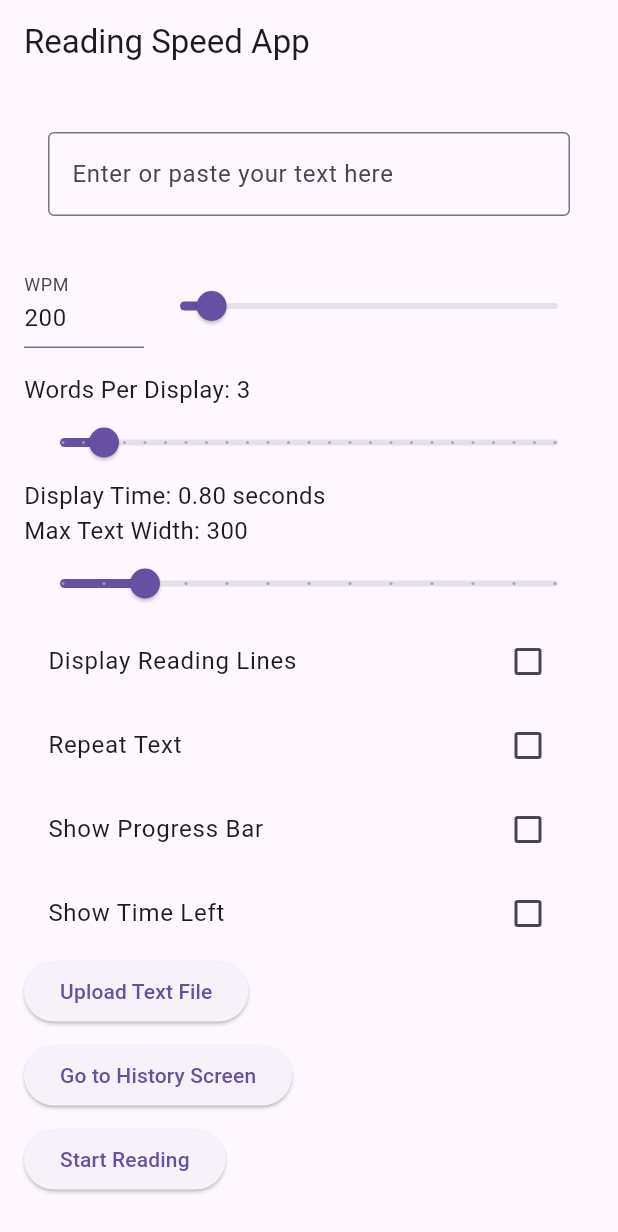
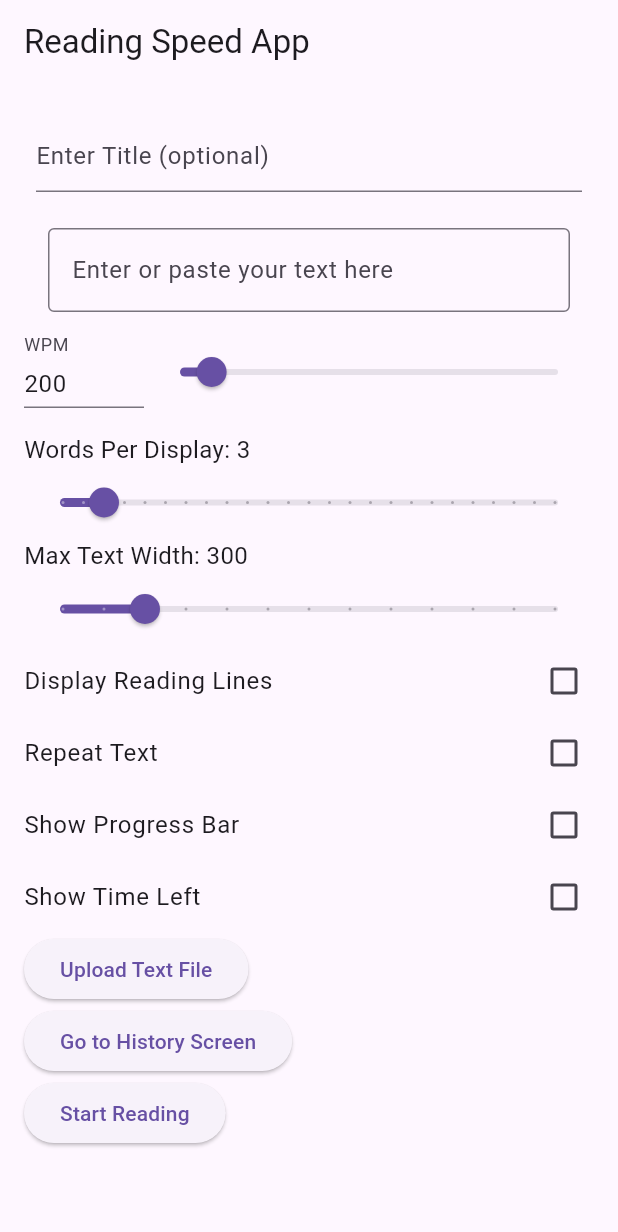
Before and after one commit to Gorm2303/Rapid-serial-visual-presentation, a Flutter app: the screen it shows after launch, after a tap on "Start Reading", on a phone screen of 412 x 824 dp. Shown: the top 1232 px of the screen. Run offline on Flutter 3.47's test engine with Material 3 defaults, Android fonts, the phone set to English and light mode, and no system bars; our stand-ins replace file_picker, shared_preferences.

Commit message:
Refactored home_screen

```diff
--- a/rsvp_app/lib/providers/text_provider.dart
+++ b/rsvp_app/lib/providers/text_provider.dart
@@ -143,28 +143,6 @@ ReadingText _currentReadingText = ReadingText(
     notifyListeners();
   }
 
-  // Move to next chunk
-  void nextChunk() {
-    if (_currentChunkIndex < _textChunks.length - 1) {
-      _currentChunkIndex++;
-    } else if (_currentReadingText.repeatText) {
-      _currentChunkIndex = 0;  // Repeat text from the start
-    } else {
-      stopReading();
-    }
-    _updateHistory();
-    _safeNotifyListeners();
-  }
-
-  // Move to previous chunk
-  void previousChunk() {
-    if (_currentChunkIndex > 0) {
-      _currentChunkIndex--;
-    }
-    _updateHistory();
-    _safeNotifyListeners();
-  }
-
   // Split text into chunks
   void _splitTextIntoChunks() {
     _textChunks = _textSplitter.splitTextIntoChunks(_currentReadingText.fullText, _currentReadingText.wordsPerDisplay);
--- a/rsvp_app/lib/screens/history_screen.dart
+++ b/rsvp_app/lib/screens/history_screen.dart
@@ -32,10 +32,15 @@ class HistoryScreen extends StatelessWidget {
               // Set the stored ReadingText from the HistoryEntry to the TextProvider
               textProvider.setReadingText(entry.readingText);
 
-              // Set the reading progress to continue from where it left off
-              textProvider.setCurrentChunkIndexFromPeriod(entry.progress);
+              // If progress is 100% or more, restart from the beginning
+              if (entry.progress >= 1.0) {
+                textProvider.restartFromBeginning();
+              } else {
+                // Otherwise, set the reading progress to continue from where it left off
+                textProvider.setCurrentChunkIndexFromPeriod(entry.progress);
+              }
 
-              // Start reading from where it left off
+              // Start reading
               textProvider.startReading();
 
               // Navigate to the ReadingScreen
--- a/rsvp_app/lib/screens/home_screen.dart
+++ b/rsvp_app/lib/screens/home_screen.dart
@@ -3,7 +3,7 @@ import 'package:provider/provider.dart';
 import 'package:rsvp_app/models/reading_text.dart';
 import 'package:rsvp_app/providers/text_provider.dart';
 import 'package:rsvp_app/screens/reading_screen.dart';
-import '../widgets/text_input_widget.dart';
+import 'package:rsvp_app/widgets/text_input_widget.dart';
 import '../services/file_service.dart';
 import '../widgets/wpm_slider_widget.dart';
 
@@ -18,41 +18,44 @@ class HomeScreen extends StatefulWidget {
 
 class _HomeScreenState extends State<HomeScreen> {
   late TextEditingController _textController;
+  late TextEditingController _titleController;
   final FileService _fileService = FileService();
 
-  double _maxTextWidth = 300;  // Default value for maxWidth
-  int _wpm = 200;  // Default Words Per Minute
-  int _wordsPerDisplay = 3;  // Default Words Per Display
-  bool _displayReadingLines = false;  // Default Display Reading Lines
-  bool _repeatText = false;  // Default Repeat Text
-  bool _displayProgressBar = false;  // Default Show Progress Bar
-  bool _displayTimeLeft = false;  // Default Show Time Left Text
-  ReadingText? _editingReadingText;  // This will hold the state for readingText
+  double _maxTextWidth = 300;
+  int _wpm = 200;
+  int _wordsPerDisplay = 3;
+  bool _displayReadingLines = false;
+  bool _repeatText = false;
+  bool _displayProgressBar = false;
+  bool _displayTimeLeft = false;
+  ReadingText? _editingReadingText;
 
   @override
   void initState() {
     super.initState();
 
-    // Set initial text and maxWidth from widget.readingText or defaults
-    _editingReadingText = widget.readingText;  // Manage the mutable readingText state here
+    _initializeReadingTextState();
+  }
+
+  void _initializeReadingTextState() {
+    _editingReadingText = widget.readingText;
     _textController = TextEditingController(
       text: _editingReadingText?.fullText ?? '',
     );
-
-    // Initialize settings from readingText or use default values
+    _titleController = TextEditingController(
+      text: _editingReadingText?.title ?? '',
+    );
     _maxTextWidth = _editingReadingText?.maxTextWidth ?? 300;
     _wpm = _editingReadingText?.wpm ?? 200;
     _wordsPerDisplay = _editingReadingText?.wordsPerDisplay ?? 3;
     _displayReadingLines = _editingReadingText?.displayReadingLines ?? false;
     _repeatText = _editingReadingText?.repeatText ?? false;
-    _displayProgressBar = widget.readingText?.displayProgressBar ?? false;
-    _displayTimeLeft = widget.readingText?.displayTimeLeft ?? false;
+    _displayProgressBar = _editingReadingText?.displayProgressBar ?? false;
+    _displayTimeLeft = _editingReadingText?.displayTimeLeft ?? false;
   }
 
   @override
   Widget build(BuildContext context) {
-    final textProvider = Provider.of<TextProvider>(context);
-
     return Scaffold(
       appBar: AppBar(title: const Text('Reading Speed App')),
       body: Padding(
@@ -63,18 +66,53 @@ class _HomeScreenState extends State<HomeScreen> {
             child: Column(
               crossAxisAlignment: CrossAxisAlignment.start,
               children: [
-                Flexible(
+                _buildTitleInput(),
+                _buildTextInput(),
+                _buildWPMSlider(),
+                _buildDisplaySettings(),
+                _buildCheckBoxes(),
+                _buildFileUploadButton(),
+                _buildHistoryButton(),
+                _buildStartReadingButton(),
+              ],
+            ),
+          ),
+        ),
+      ),
+    );
+  }
+
+  // Title input widget
+  Widget _buildTitleInput() {
+    return Padding(
+      padding: const EdgeInsets.all(8.0),
+      child: TextField(
+        controller: _titleController,
+        decoration: const InputDecoration(
+          labelText: 'Enter Title (optional)',
+          hintText: 'Enter a title for your text',
+          contentPadding: EdgeInsets.zero,  // Reduced padding inside the TextField
+        ),
+      ),
+    );
+  }
+
+  // Main text input widget
+  Widget _buildTextInput() {
+    return Flexible(
       fit: FlexFit.loose,
       child: Padding(
         padding: const EdgeInsets.all(8.0),
         child: TextInputWidget(controller: _textController),
       ),
-                ),
-                const SizedBox(height: 16),
+    );
+  }
 
-                WPMSliderWidget(
-                  initialWpm: _wpm,  // Use local variable instead of textProvider
-                  initialWordsPerDisplay: _wordsPerDisplay,  // Use local variable instead of textProvider
+  // WPM slider widget
+  Widget _buildWPMSlider() {
+    return WPMSliderWidget(
+      initialWpm: _wpm,
+      initialWordsPerDisplay: _wordsPerDisplay,
       onWPMChanged: (newWPM) {
         setState(() {
           _wpm = newWPM;
@@ -85,24 +123,17 @@ class _HomeScreenState extends State<HomeScreen> {
           _wordsPerDisplay = newWordsCount;
         });
       },
-                ),
+    );
+  }
 
-                Consumer<TextProvider>(
-                  builder: (context, textProvider, child) {
+  // Display settings widget (progress bar, time left, reading lines)
+  Widget _buildDisplaySettings() {
     return Column(
       crossAxisAlignment: CrossAxisAlignment.start,
       children: [
         Text(
-                          'Display Time: ${textProvider.displayTime.toStringAsFixed(2)} seconds',
-                          style: const TextStyle(fontSize: 16),
-                        ),
-                        Text(
           'Max Text Width: ${_maxTextWidth.toStringAsFixed(0)}',
           style: const TextStyle(fontSize: 16),
-                        ),
-                      ],
-                    );
-                  },
         ),
         Slider(
           value: _maxTextWidth,
@@ -116,58 +147,52 @@ class _HomeScreenState extends State<HomeScreen> {
             });
           },
         ),
+      ],
+    );
+  }
 
-                CheckboxListTile(
-                  title: const Text('Display Reading Lines'),
-                  value: _displayReadingLines,  // Use local variable
-                  onChanged: (bool? value) {
-                    if (value != null) {
+  // Checkboxes for display settings
+  Widget _buildCheckBoxes() {
+    return Column(
+      children: [
+        _buildCheckbox('Display Reading Lines', _displayReadingLines, (bool? value) {
           setState(() {
-                        _displayReadingLines = value;
+            _displayReadingLines = value ?? false;
           });
+        }),
+        _buildCheckbox('Repeat Text', _repeatText, (bool? value) {
+          setState(() {
+            _repeatText = value ?? false;
+          });
+        }),
+        _buildCheckbox('Show Progress Bar', _displayProgressBar, (bool? value) {
+          setState(() {
+            _displayProgressBar = value ?? false;
+          });
+        }),
+        _buildCheckbox('Show Time Left', _displayTimeLeft, (bool? value) {
+          setState(() {
+            _displayTimeLeft = value ?? false;
+          });
+        }),
+      ],
+    );
   }
-                  },
-                ),
 
-                CheckboxListTile(
-                  title: const Text('Repeat Text'),
-                  value: _repeatText,  // Use local variable
-                  onChanged: (bool? value) {
-                    if (value != null) {
-                      setState(() {
-                        _repeatText = value;
-                      });
+  // General checkbox widget
+  Widget _buildCheckbox(String title, bool value, Function(bool?) onChanged) {
+    return CheckboxListTile(
+      title: Text(title),
+      value: value,
+      onChanged: onChanged,
+      visualDensity: VisualDensity.compact,  // Makes the checkbox height smaller
+      contentPadding: EdgeInsets.zero,  // Optional: Removes additional padding for even more compactness
+    );
   }
-                  },
-                ),
 
-                // Checkbox for displaying the progress bar
-                CheckboxListTile(
-                  title: const Text('Show Progress Bar'),
-                  value: _displayProgressBar,  // Bind to local variable
-                  onChanged: (bool? value) {
-                    if (value != null) {
-                      setState(() {
-                        _displayProgressBar = value;  // Update the local state when checked/unchecked
-                      });
-                    }
-                  },
-                ),
-
-                // Checkbox for displaying the time left text
-                CheckboxListTile(
-                  title: const Text('Show Time Left'),
-                  value: _displayTimeLeft,  // Bind to local variable
-                  onChanged: (bool? value) {
-                    if (value != null) {
-                      setState(() {
-                        _displayTimeLeft = value;  // Update the local state when checked/unchecked
-                      });
-                    }
-                  },
-                ),
-
-                ElevatedButton(
+  // File upload button
+  Widget _buildFileUploadButton() {
+    return ElevatedButton(
       onPressed: () async {
         String? fileContent = await _fileService.pickTextFile();
         if (fileContent != null) {
@@ -175,101 +200,89 @@ class _HomeScreenState extends State<HomeScreen> {
         }
       },
       child: const Text('Upload Text File'),
-                ),
+    );
+  }
 
-                const SizedBox(height: 8),
-
-                ElevatedButton(
+  // Navigate to history button
+  Widget _buildHistoryButton() {
+    return ElevatedButton(
       onPressed: () {
         Navigator.pushNamed(context, '/history');
       },
       child: const Text('Go to History Screen'),
-                ),
-
-                const SizedBox(height: 8),
-
-                ElevatedButton(
-                  onPressed: () {
-                    if (_textController.text.isEmpty) {
-                      return; // Ensure there's text in the controller
+    );
   }
 
-                    String title = '';  // Initialize the title
-
-                    // Check if the user has provided a title in the TextInputWidget
-                    if (_editingReadingText != null && _editingReadingText!.title.isNotEmpty) {
-                      title = _editingReadingText!.title;  // Use the existing title if editing and a title is provided
-                    } else {
-                      // Otherwise, derive the title from the full text content if no title is provided
-                      if (_textController.text.length < 60) {
-                        title = _textController.text;
-                      } else {
-                        title = _textController.text
-                            .substring(0, 60)
-                            .replaceAll(RegExp(r'\s+'), ' ');  // Replace multiple spaces with a single space
-                      }
+  // Start reading button
+  Widget _buildStartReadingButton() {
+    return ElevatedButton(
+      onPressed: _handleStartReading,
+      child: const Text('Start Reading'),
+    );
   }
 
+  void _handleStartReading() {
+    if (_textController.text.isEmpty) return;
+
+    final title = _titleController.text.isNotEmpty
+        ? _titleController.text
+        : (_textController.text.length < 60
+            ? _textController.text
+            : _textController.text.substring(0, 60).replaceAll(RegExp(r'\s+'), ' '));
+
     ReadingText readingText;
-
-                    // Check if we are editing an existing ReadingText or creating a new one
     if (_editingReadingText != null) {
       readingText = _editingReadingText!.copyWith(
         title: title,
         fullText: _textController.text,
-                        wpm: _wpm,  // Use local variable instead of textProvider
-                        wordsPerDisplay: _wordsPerDisplay,  // Use local variable
+        wpm: _wpm,
+        wordsPerDisplay: _wordsPerDisplay,
         maxTextWidth: _maxTextWidth,
-                        displayReadingLines: _displayReadingLines,  // Use local variable
-                        repeatText: _repeatText,  // Use local variable
-                        displayProgressBar: _displayProgressBar,  // Use local variable
-                        displayTimeLeft: _displayTimeLeft,  // Use local variable
+        displayReadingLines: _displayReadingLines,
+        repeatText: _repeatText,
+        displayProgressBar: _displayProgressBar,
+        displayTimeLeft: _displayTimeLeft,
       );
     } else {
-                      // Create a new ReadingText if not editing
       readingText = ReadingText(
         title: title,
         fullText: _textController.text,
-                        wpm: _wpm,  // Use local variable instead of textProvider
-                        wordsPerDisplay: _wordsPerDisplay,  // Use local variable
+        wpm: _wpm,
+        wordsPerDisplay: _wordsPerDisplay,
         maxTextWidth: _maxTextWidth,
-                        displayReadingLines: _displayReadingLines,  // Use local variable
-                        repeatText: _repeatText,  // Use local variable
-                        displayProgressBar: _displayProgressBar,  // Use local variable
-                        displayTimeLeft: _displayTimeLeft,  // Use local variable
+        displayReadingLines: _displayReadingLines,
+        repeatText: _repeatText,
+        displayProgressBar: _displayProgressBar,
+        displayTimeLeft: _displayTimeLeft,
       );
     }
 
+    final textProvider = Provider.of<TextProvider>(context, listen: false);
     textProvider.setReadingText(readingText);
     textProvider.startReading();
 
-                    // Clear the editing state and text field after reading starts
-                    setState(() {
-                      _editingReadingText = null;
-                    });
-                    _textController.clear();  // Clear the text field
+    _clearFields();
 
-                    // Navigate to the ReadingScreen
     Navigator.push(
       context,
       MaterialPageRoute(
         builder: (context) => ReadingScreen(maxWidth: _maxTextWidth),
       ),
     );
-                  },
-                  child: const Text('Start Reading'),
-                ),
-              ],
-            ),
-          ),
-        ),
-      ),
-    );
+  }
+
+  void _clearFields() {
+    setState(() {
+      _editingReadingText = null;
+    });
+    _textController.clear();
+    _titleController.clear();
   }
 
   @override
   void dispose() {
     _textController.dispose();
+    _titleController.dispose();
     super.dispose();
   }
 }
--- a/rsvp_app/lib/widgets/wpm_slider_widget.dart
+++ b/rsvp_app/lib/widgets/wpm_slider_widget.dart
@@ -64,6 +64,7 @@ class _WPMSliderWidgetState extends State<WPMSliderWidget> {
                 controller: _wpmController,
                 decoration: const InputDecoration(
                   labelText: "WPM",
+                  contentPadding: EdgeInsets.zero,  // Reduced padding inside the TextField
                 ),
                 onSubmitted: (String value) {
                   final int? newWpm = int.tryParse(value);
```
Lines whose indentation alone changed are shown as unchanged.
